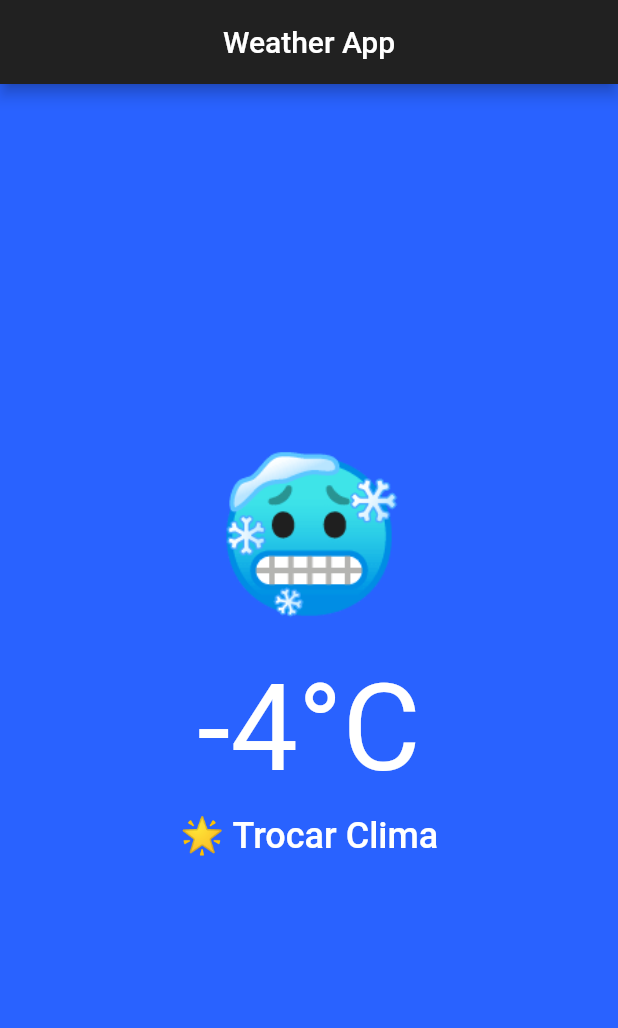
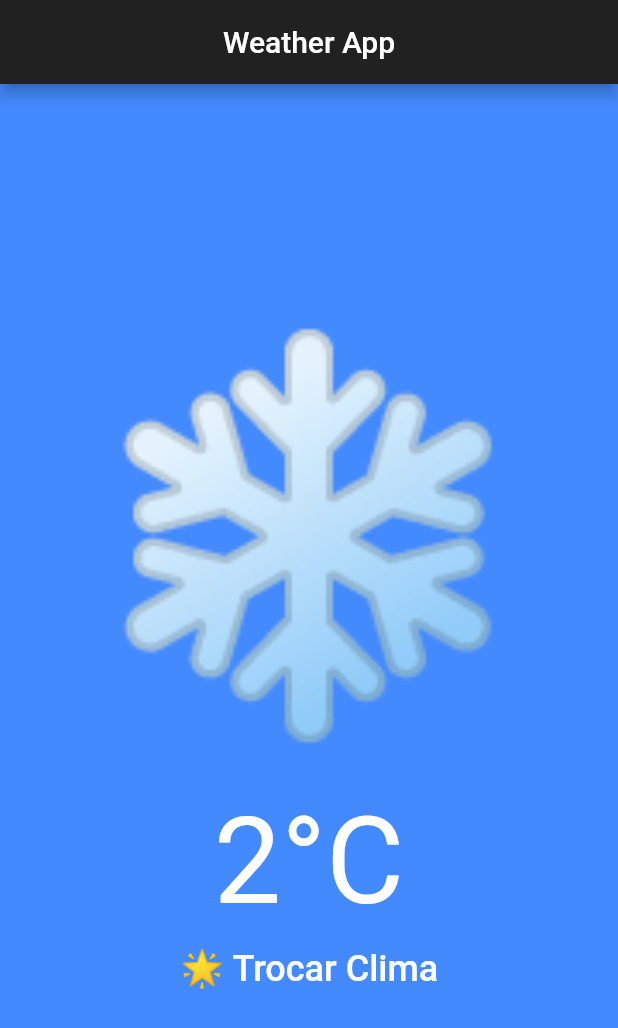
Before and after one commit to lukassorth/testes_flutter, a Flutter app: the screen it shows after launch, after a tap on "🌟 Trocar Clima", on a phone screen of 412 x 824 dp. Shown: the top 1028 px of the screen. Run offline on Flutter 3.47's test engine with Material 2 defaults, Android fonts, the phone set to English and light mode, and no system bars.

Commit message:
finalizado weather

```diff
--- a/lib/weather_app_ui/screens/HomeScreens.dart
+++ b/lib/weather_app_ui/screens/HomeScreens.dart
@@ -29,7 +29,7 @@ class _WeatherHomePageState extends State<WeatherHomePage> {
           children: [
             Text(
               _smiley,
-              style: TextStyle(fontSize: 100),
+              style: TextStyle(fontSize: 250),
             ),
             const SizedBox(height: 24),
             Text(
@@ -53,7 +53,7 @@ class _WeatherHomePageState extends State<WeatherHomePage> {
   }
 
   void _changeWeather() {
-    final _counter = Random().nextInt(2);
+    final _counter = Random().nextInt(6);
 
     setState(() {
       switch (_counter) {
@@ -63,9 +63,29 @@ class _WeatherHomePageState extends State<WeatherHomePage> {
           _backgroundColor = Colors.blueAccent.shade700;
           break;
         case 1:
-          _smiley = '🥶';
-          _graus = _nextNumber(min: -20, max: 0);
-          _backgroundColor = Colors.blueAccent.shade700;
+          _smiley = '🥵';
+          _graus = _nextNumber(min: 30, max: 45);
+          _backgroundColor = Colors.red;
+          break;
+        case 2:
+          _smiley = '🌥️';
+          _graus = _nextNumber(min: 5, max: 20);
+          _backgroundColor = Colors.deepPurple;
+          break;
+        case 3:
+          _smiley = '🌧️';
+          _graus = _nextNumber(min: 5, max: 20);
+          _backgroundColor = Colors.purple;
+          break;
+        case 4:
+          _smiley = '❄️';
+          _graus = _nextNumber(min: -5, max: 3);
+          _backgroundColor = Colors.blueAccent;
+          break;
+        case 5:
+          _smiley = '🌤️';
+          _graus = _nextNumber(min: 20, max: 30);
+          _backgroundColor = Colors.redAccent;
           break;
       }
     });
```
